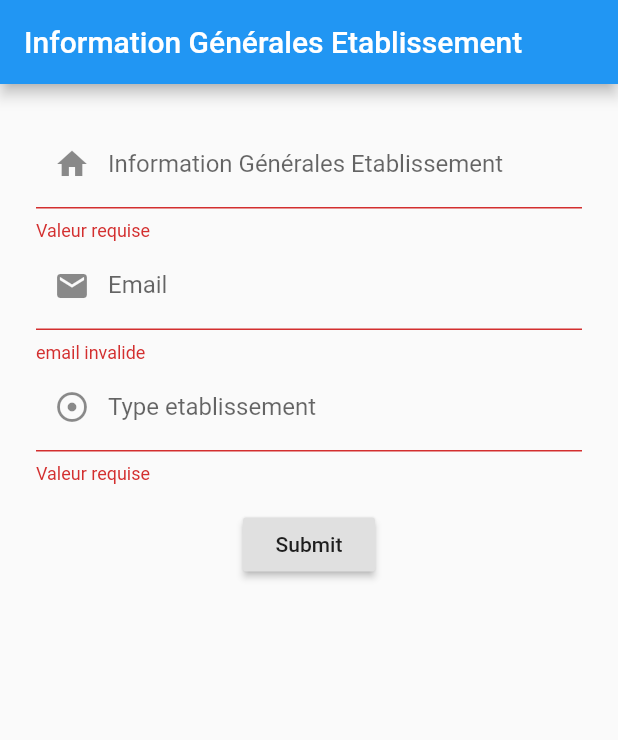
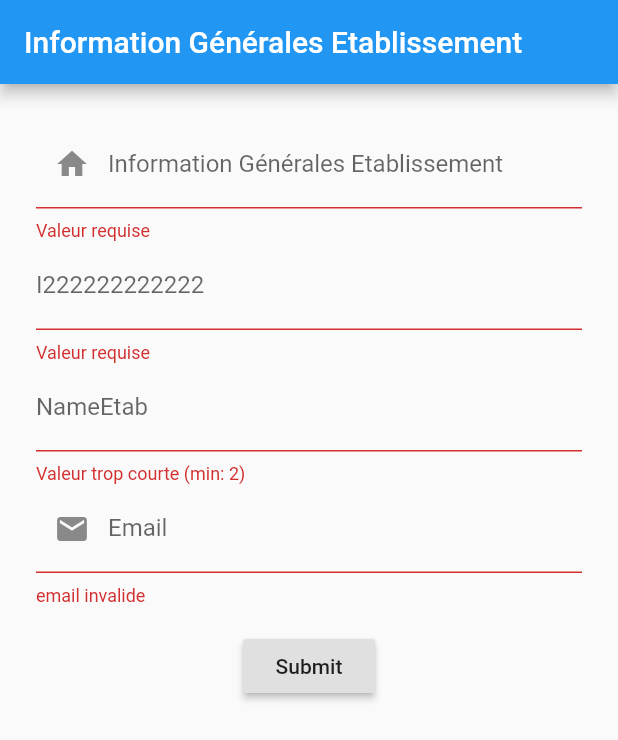
Before and after one commit to fabiitch/fem_back_app, a Flutter app: the screen it shows after launch, on a phone screen of 412 x 824 dp. Shown: the top 740 px of the screen. Run offline on Flutter 3.47's test engine with Material 2 defaults, Android fonts, the phone set to English and light mode, and no system bars; our stand-ins replace email_validator, flutter_form_builder; generated files the repository leaves out were written again.

Commit message:
reprise dev

```diff
--- a/lib/init/EtabForm.dart
+++ b/lib/init/EtabForm.dart
@@ -1,10 +1,10 @@
 import 'dart:convert';
 
-import 'package:email_validator/email_validator.dart';
-import 'package:fem_back_app/data/EtabInfo.dart';
-import 'package:fem_back_app/utils/input/EmailInput.dart';
-import 'file:///C:/Users/fabie/Documents/info/FEM/fem_back_app/lib/utils/input/InputText.dart';
+import 'file:///C:/Users/fabie/Documents/info/FEM/fem_back_app/lib/utils/input/text/EmailInput.dart';
+import 'package:fem_back_app/utils/input/text/InputText.dart';
 import 'package:fem_back_app/utils/validators/TextValidator.dart';
+import 'file:///C:/Users/fabie/Documents/info/FEM/fem_back_app/lib/utils/input/text/SimpleInputText.dart';
+import 'package:fem_back_app/vo/EtabInfo.dart';
 import 'package:flutter/material.dart';
 import 'package:http/http.dart' as http;
 
@@ -46,6 +46,7 @@ class EtabFormState extends State<EtabForm> {
 
   @override
   Widget build(BuildContext context) {
+    Function(String) tt = TextValidator.min(2);
     // Build a Form widget using the _formKey created above.
     return Scaffold(
         appBar: AppBar(title: Text("Information Générales Etablissement")),
@@ -53,21 +54,28 @@ class EtabFormState extends State<EtabForm> {
             margin: EdgeInsets.all(24),
             child: Form(
                 key: _formKey,
-                child: Column(
+                child: new SingleChildScrollView(
+                    child: Column(
                   mainAxisAlignment: MainAxisAlignment.start,
                   crossAxisAlignment: CrossAxisAlignment.center,
                   children: <Widget>[
-                    SimpleInputText("Information Générales Etablissement", 1, 20,
+                    SimpleInputText("Information Générales Etablissement",
                         (String value) {
                       _name = value;
-                    }, Icons.home),
+                    }, 1, 20, Icons.home),
+                    SimpleInputText("I222222222222", (String value) {
+                      _name = value;
+                    }, 1, 20),
+                    InputText("NameEtab", (String value) {
+                      _name = value;
+                    }, [TextValidator.min(2), TextValidator.max(5)]),
                     EmailInput((String value) {
                       _name = value;
                     }),
-                    SimpleInputText("Type etablissement", 1, 20,
-                            (String value) {
-                          _type = value;
-                        }, Icons.adjust),
+//                    SimpleInputText("Type etablissement", 1, 20,
+//                            (String value) {
+//                          _type = value;
+//                        }, Icons.adjust),
                     Padding(
                       padding: const EdgeInsets.symmetric(vertical: 16.0),
                       child: RaisedButton(
@@ -96,6 +104,6 @@ class EtabFormState extends State<EtabForm> {
                       ),
                     ),
                   ],
-                ))));
+                )))));
   }
 }
--- a/lib/utils/input/InputText.dart
+++ /dev/null
@@ -1,32 +0,0 @@
-import 'package:fem_back_app/utils/validators/TextValidator.dart';
-import 'package:flutter/material.dart';
-
-class SimpleInputText extends StatefulWidget {
-  final String nameField;
-  final int maxLenght;
-  final int minLenght;
-  final IconData icon;
-  final FormFieldSetter<String> onSaved;
-
-  SimpleInputText(this.nameField, this.minLenght, this.maxLenght, this.onSaved,
-      [this.icon]);
-
-  @override
-  SimpleInputTextState createState() => SimpleInputTextState();
-}
-
-class SimpleInputTextState extends State<SimpleInputText> {
-  @override
-  Widget build(BuildContext context) {
-    return TextFormField(
-      decoration: InputDecoration(
-          labelText: widget.nameField,
-          prefixIcon: widget.icon != null ? Icon(widget.icon) : null),
-      validator:
-          TextValidator.emptyMinMaxLenght(widget.minLenght, widget.maxLenght),
-      textInputAction: TextInputAction.done,
-      onSaved: widget.onSaved,
-      autovalidate: true,
-    );
-  }
-}
--- /dev/null
+++ b/lib/utils/input/text/InputText.dart
@@ -0,0 +1,40 @@
+import 'dart:io';
+
+import 'package:fem_back_app/utils/validators/TextValidator.dart';
+import 'package:flutter/material.dart';
+
+class InputText extends StatefulWidget {
+  final String nameField;
+  final IconData icon;
+  final FormFieldSetter<String> onSaved;
+  final List<Function(String)> validators;
+
+  InputText(this.nameField, this.onSaved,
+      [this.validators = const [], this.icon]);
+
+  @override
+  _InputTextState createState() => _InputTextState();
+}
+
+class _InputTextState extends State<InputText> {
+  @override
+  Widget build(BuildContext context) {
+    return TextFormField(
+      decoration: InputDecoration(
+          labelText: widget.nameField,
+          prefixIcon: widget.icon != null ? Icon(widget.icon) : null
+      ),
+      validator: (val) {
+          for (int i = 0; i < widget.validators.length; i++) {
+            if (widget.validators[i](val) != null) {
+              return widget.validators[i](val);
+            }
+          }
+        return null;
+      },
+      textInputAction: TextInputAction.done,
+      onSaved: widget.onSaved,
+      autovalidate: true,
+    );
+  }
+}
--- /dev/null
+++ b/lib/utils/input/text/SimpleInputText.dart
@@ -0,0 +1,32 @@
+import 'package:fem_back_app/utils/input/text/InputText.dart';
+import 'package:fem_back_app/utils/validators/TextValidator.dart';
+import 'package:flutter/material.dart';
+
+
+class SimpleInputText extends StatefulWidget {
+  final String nameField;
+  final int maxLenght;
+  final int minLenght;
+  final IconData icon;
+  final FormFieldSetter<String> onSaved;
+
+  SimpleInputText(this.nameField,this.onSaved, this.minLenght, this.maxLenght,
+      [this.icon]);
+
+  @override
+  _SimpleInputTextState createState() => _SimpleInputTextState();
+}
+
+class _SimpleInputTextState extends State<SimpleInputText> {
+  @override
+  Widget build(BuildContext context) {
+    return InputText(
+        widget.nameField,
+        widget.onSaved,
+        [
+          TextValidator.notEmpty(),
+          TextValidator.min(widget.minLenght),
+          TextValidator.max(widget.maxLenght)
+        ], widget.icon);
+  }
+}
--- a/lib/utils/validators/TextValidator.dart
+++ b/lib/utils/validators/TextValidator.dart
@@ -9,29 +9,19 @@ class TextValidator {
       return null;
     };
   }
-
-  /// validator de min/max
-  static Function(String) minMaxLenght(int minLenght, int maxLenght) {
+  static Function(String) min(int minLenght) {
     return (String input) {
-      if (minLenght != null && input.length < minLenght) {
+      if (input.length < minLenght) {
         return 'Valeur trop courte (min: $minLenght)';
-      } else if (input.length > maxLenght) {
-        return 'Valeur trop longue (max: $maxLenght)';
       }
       return null;
     };
   }
 
-  /// validator de empty/min/max (opt)
-  static Function(String) emptyMinMaxLenght(int minLenght, int maxLenght) {
+  static Function(String) max(int maxLenght) {
     return (String input) {
-      if (input.isEmpty) {
-        return 'Valeur requise';
-      } else if (minLenght != null && input.length < minLenght) {
-        return 'Valeur trop courte (min: $minLenght)';
-      } else if (input.length > maxLenght) {
+      if (input.length > maxLenght)
         return 'Valeur trop longue (max: $maxLenght)';
-      }
       return null;
     };
   }
--- /dev/null
+++ b/lib/utils/validators/number/NumberValidator.dart
@@ -0,0 +1,52 @@
+class NumberValidator {
+  static Function(String) isPrice() {
+    return (String input) {
+      final priceRegex = RegExp(r'^[1-9]\d{0,6}\.\d{2}$');
+      if (!priceRegex.hasMatch(input)) {
+        return 'La valeur saisi doit être un prix';
+      }
+      return null;
+    };
+  }
+
+  static Function(String) min(int min, [bool strict]) {
+    return (String input) {
+      double parsed = double.tryParse(input);
+      if (strict) {
+        if (parsed < min) return 'La valeur doit être supérieure ou égale à $min';
+      } else {
+        if (parsed <= min) return 'La valeur doit être supérieure à $min';
+      }
+      return null;
+    };
+  }
+
+  static Function(String) max(int max, [bool strict]) {
+    return (String input) {
+      double parsed = double.tryParse(input);
+      if (strict) {
+        if (parsed < max)
+          return 'La valeur doit être inférieure ou égale à $max';
+      } else {
+        if (parsed >= max) return 'La valeur doit être inférieure à $max';
+      }
+      return null;
+    };
+  }
+
+  static Function(String) minMax(int min, int max, [bool strict]) {
+    return (String input) {
+      double parsed = double.tryParse(input);
+      if (strict) {
+        if (parsed < min)
+          return 'La valeur doit être supérieure ou égale à $min';
+        if (parsed < max)
+          return 'La valeur doit être inférieure ou égale à $max';
+      } else {
+        if (parsed >= max) return 'La valeur doit être inférieure à $max';
+        if (parsed <= min) return 'La valeur doit être supérieure à $min';
+      }
+      return null;
+    };
+  }
+}
--- /dev/null
+++ b/lib/utils/validators/number/NumberValidatorBooleans.dart
@@ -0,0 +1,14 @@
+class NumberValidatorsBoolean {
+  static bool min(double input, double min, [bool strict]) {
+    return strict ? input < min : input <= min;
+  }
+
+  static bool max(double input, double min, [bool strict]) {
+    return strict ? input > min : input >= min;
+  }
+
+  /// validator de not empty
+  static bool isNumber(String input) {
+    return input != null && double.tryParse(input) != null;
+  }
+}
--- a/pubspec.yaml
+++ b/pubspec.yaml
@@ -27,6 +27,7 @@ dependencies:
   http: '^0.12.1'
   email_validator: '^1.0.0'
   json_annotation: '^3.0.0'
+  flutter_form_builder: '^3.10.1'
 
 dev_dependencies:
   flutter_test:
```
Also changed, not shown: lib/item/ItemDetails.dart (+92 -49 lines), lib/utils/input/CheckBox.dart (added, +30 -0 lines), lib/utils/input/SimpleNumberInput.dart (added, +32 -0 lines), lib/utils/input/TestCheck.dart (added, +19 -0 lines), lib/vo/Item.dart (added, +18 -0 lines), lib/welcome/WelcomeScreen.dart (added, +9 -0 lines), lib/utils/input/text/EmailInput.dart (renamed from lib/utils/input/EmailInput.dart), lib/vo/EtabInfo.dart (renamed from lib/data/EtabInfo.dart), lib/vo/EtabInfo.g.dart (renamed from lib/data/EtabInfo.g.dart), lib/vo/Item.g.dart (added), pubspec.lock, 2 other files.
